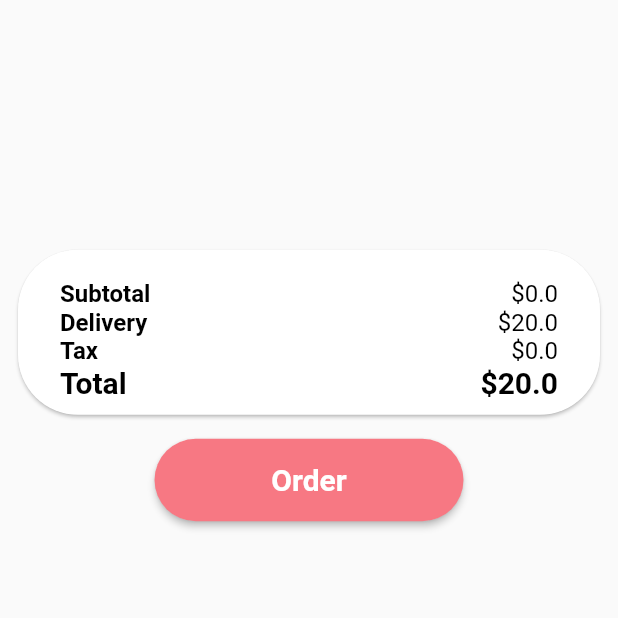
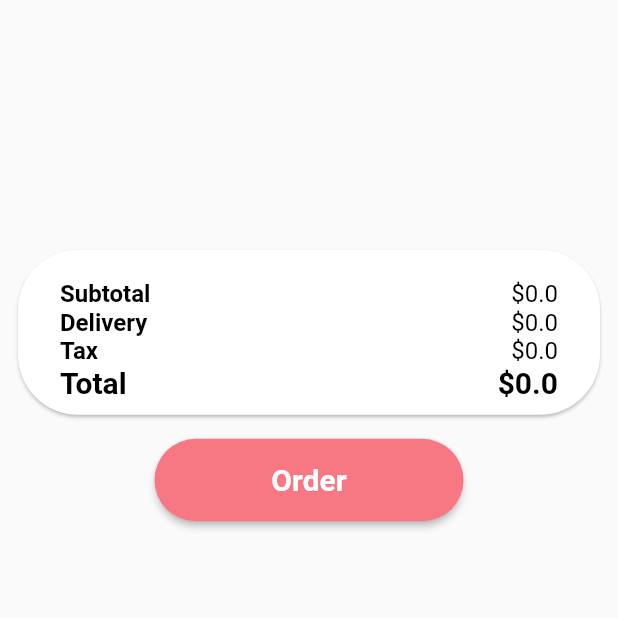
Before and after one commit to kinjal-14/Custom-Cake-Ordering-Hybrid-App, a Flutter app: the Cart screen opened by its route, on a phone screen of 412 x 824 dp, the part 618-1236 px from its top. Run offline on Flutter 3.47's test engine with Material 2 defaults, Android fonts, the phone set to English and light mode, and no system bars; our stand-ins replace carousel_slider, cloud_firestore, equatable, firebase_auth, firebase_core, flutter_rating_bar and 4 more; missing offline and left inert: dart:ffi; accounts and stored records are empty.

Commit message:
cart screen done with security

```diff
--- a/lib/models/cart_products.dart
+++ b/lib/models/cart_products.dart
@@ -4,20 +4,29 @@ import 'package:cloud_firestore/cloud_firestore.dart';
 import 'package:equatable/equatable.dart';
 
 class CartProducts {
-  String name, image;
-  int price, id, qty;
+  String name, image, id, customType, design, flavour, note, shape, size, type;
+  int price, qty;
   CartProducts(
       {required this.name,
       required this.price,
       required this.image,
       required this.id,
-      required this.qty});
+      required this.qty,
+      required this.customType,
+      required this.design,
+      required this.flavour,
+      required this.note,
+      required this.shape,
+      required this.size,
+      required this.type
+      });
 }
 
 class Total {
   int subtotal;
   Total({required this.subtotal});
 }
+
 class getTotal {
   double get subTotal => cart_products.fold(
       0, (total, current) => total + (current.price * current.qty));
@@ -25,22 +34,25 @@ class getTotal {
   String get subTotalString => subTotal.toString();
 
   double deliveryFee() {
-    if (subTotal >= 100.0) {
+    if (subTotal >= 100.0 || subTotal == 0.0) {
       return 0;
     } else {
       return 20;
     }
   }
+
   double tax() {
-    return subTotal * 15 /100;
+    return subTotal * 15 / 100;
   }
+
   double total() {
     return subTotal + deliveryFee() + tax();
   }
 }
+
 List<CartProducts> cart_products = [];
+
 class CartProductManager extends Equatable {
-
   // List<CartProducts> p = [];
   List<int> totalPrices = [];
   // // var totalPrices = [];
@@ -49,20 +61,20 @@ class CartProductManager extends Equatable {
   //     cart_products.fold(0, (total, current) => total + current.price);
   // String get subtotalString => s.toStringAsFixed(2);
 
-  List<CartProducts> p = [
-    CartProducts(
-        name: 'hello',
-        price: 14,
-        image: 'assets/images/cake1.jpg',
-        id: 0,
-        qty: 1),
-    CartProducts(
-        name: 'hello',
-        price: 12,
-        image: 'assets/images/cake1.jpg',
-        id: 1,
-        qty: 1),
-  ];
+  // List<CartProducts> p = [
+  //   CartProducts(
+  //       name: 'hello',
+  //       price: 14,
+  //       image: 'assets/images/cake1.jpg',
+  //       id: 0,
+  //       qty: 1),
+  //   CartProducts(
+  //       name: 'hello',
+  //       price: 12,
+  //       image: 'assets/images/cake1.jpg',
+  //       id: 1,
+  //       qty: 1),
+  // ];
   Future getCartProductList(userId) async {
     final CollectionReference productsItems = FirebaseFirestore.instance
         .collection('users')
@@ -78,13 +90,28 @@ class CartProductManager extends Equatable {
               name: 'hello',
               price: 14,
               image: 'assets/images/cake1.jpg',
-              id: 0,
-              qty: 1);
+              id: "0",
+              qty: 1,
+              customType: "no",
+              type: "no",
+              shape: "no",
+              size: "no",
+              flavour: "no",
+              design: "no",
+              note: "no"
+          );
           item.name = data['name'];
           item.price = data['price'];
           item.image = data['image'];
           item.id = data['id'];
           item.qty = data['qty'];
+          item.customType = data['customType'];
+          item.design = data['design'];
+          item.flavour = data['flavour'];
+          item.note = data['note'];
+          item.shape = data['shape'];
+          item.size = data['size'];
+          item.type = data['type'];
           t = t + item.price * item.qty;
 
           cart_products.add(item);
@@ -117,7 +144,6 @@ class CartProductManager extends Equatable {
 
   // int get subtotal => calculateTotal();
 
-
   @override
   // TODO: implement props
   List<Object?> get props => [];
--- a/lib/screens/cart.dart
+++ b/lib/screens/cart.dart
@@ -3,6 +3,7 @@ import 'package:cloud_firestore/cloud_firestore.dart';
 import 'package:firebase_auth/firebase_auth.dart';
 import 'package:flutter/cupertino.dart';
 import 'package:flutter/material.dart';
+import 'package:fluttertoast/fluttertoast.dart';
 
 import '../models/cart_products.dart';
 import '../widgets/appbar.dart';
@@ -186,7 +187,7 @@ class _CartState extends State<Cart> {
                                       fontWeight: FontWeight.w600),
                                 ),
                                 Text(
-                                  "\$${getTotal().deliveryFee()}",
+                                  "\$${getTotal().deliveryFee().toInt().toDouble()}",
                                   style: TextStyle(
                                     fontSize: 16.0,
                                     color: Colors.black,
@@ -205,7 +206,7 @@ class _CartState extends State<Cart> {
                                       fontWeight: FontWeight.w600),
                                 ),
                                 Text(
-                                  "\$${getTotal().tax()}",
+                                  "\$${getTotal().tax().toInt().toDouble()}",
                                   style: TextStyle(
                                     fontSize: 16.0,
                                     color: Colors.black,
@@ -224,7 +225,7 @@ class _CartState extends State<Cart> {
                                       fontWeight: FontWeight.bold),
                                 ),
                                 Text(
-                                  "\$${getTotal().total()}",
+                                  "\$${getTotal().total().toInt().toDouble()}",
                                   style: TextStyle(
                                       fontSize: 20.0,
                                       color: Colors.black,
@@ -247,7 +248,7 @@ class _CartState extends State<Cart> {
                     bgcolor: Color(0xfff77883),
                     text: 'Order',
                     onclick: () {
-                      Navigator.pushNamed(context, "/shipping");
+                     order(getTotal().subTotal,getTotal().deliveryFee(),getTotal().tax(),getTotal().total(),products);
                     },
                   ),
                 ],
@@ -268,4 +269,14 @@ class _CartState extends State<Cart> {
     products.clear();
     fetchProducts(user!.uid);
   }
+  void order(subtotal,delivery,tax,total,products) {
+    if(total > 0.0) {
+      Navigator.pushNamed(
+          context, "/shipping", arguments: {'subtotal': subtotal,
+        'delivery': delivery, 'tax': tax,
+        'total': total, 'products': products});
+    }else{
+      Fluttertoast.showToast(msg: "Your shopping cart is empty. Add some products to continue");
+    }
+  }
 }
```
Also changed, not shown: lib/models/cart_model.dart (+21 -2 lines).
